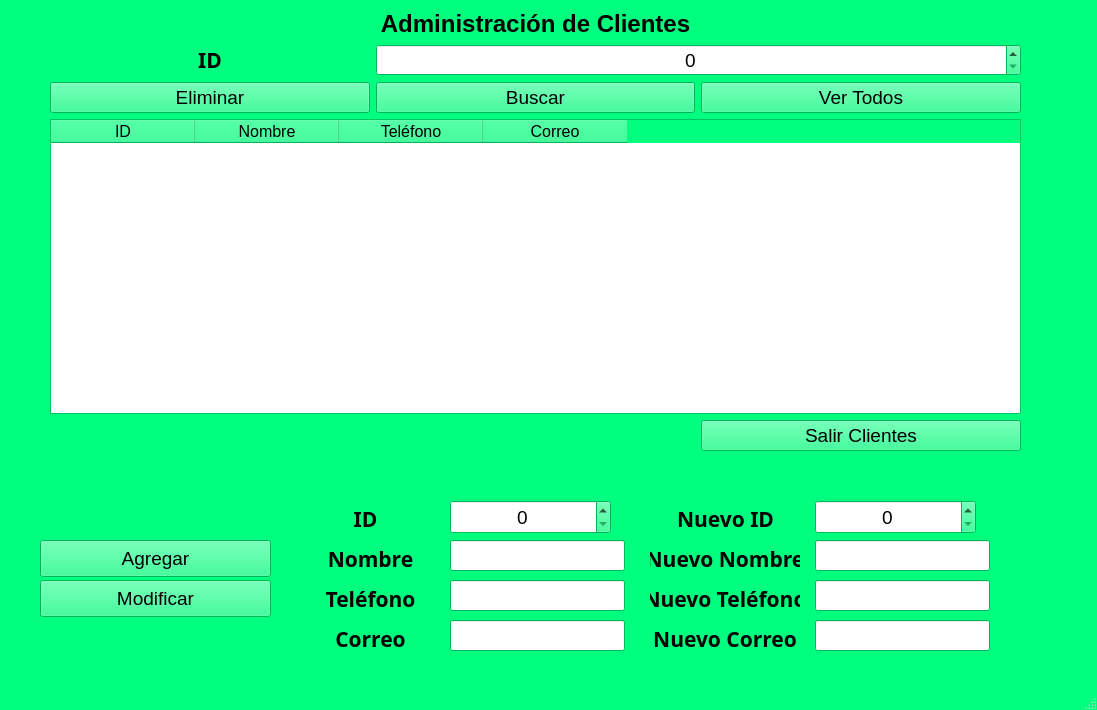
Old version of the form src/GUIS/DClientes.ui in the repository Espiti88/Alimentarte.
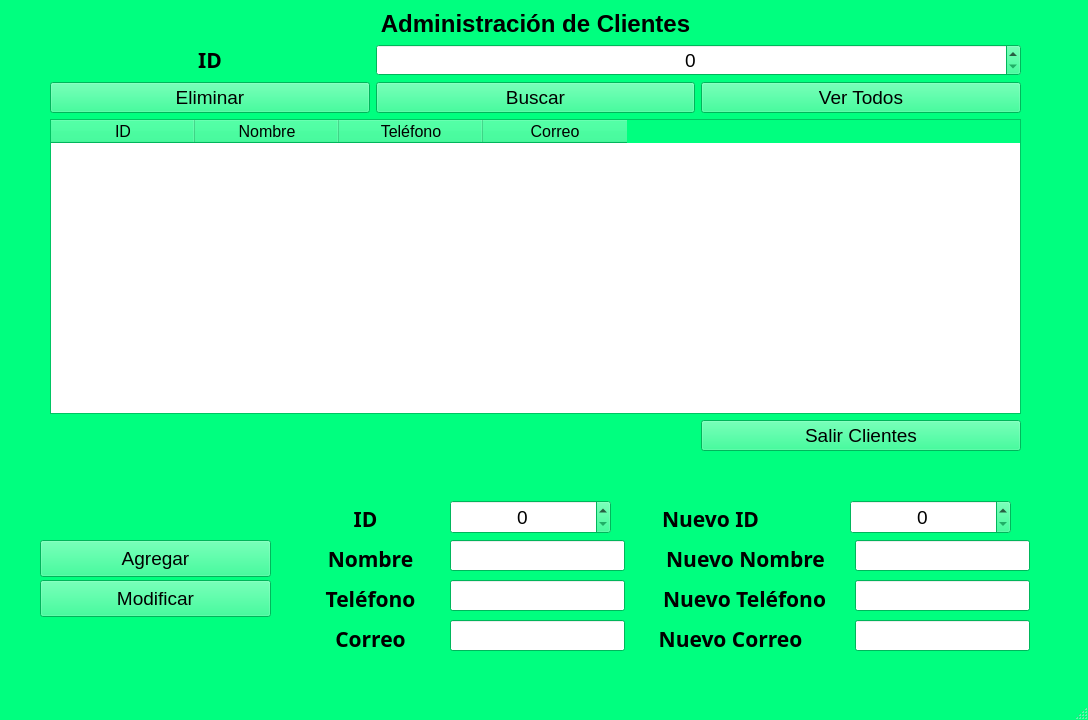
New version of the form.

```diff
--- a/src/GUIS/DClientes.ui
+++ b/src/GUIS/DClientes.ui
@@ -6,8 +6,8 @@
    <rect>
     <x>0</x>
     <y>0</y>
-    <width>1097</width>
-    <height>710</height>
+    <width>1088</width>
+    <height>720</height>
    </rect>
   </property>
   <property name="palette">
@@ -736,7 +736,7 @@
    <widget class="QLabel" name="LNuevoId">
     <property name="geometry">
      <rect>
-      <x>665</x>
+      <x>650</x>
       <y>500</y>
       <width>121</width>
       <height>37</height>
@@ -760,7 +760,7 @@
    <widget class="QSpinBox" name="SBNuevoId">
     <property name="geometry">
      <rect>
-      <x>815</x>
+      <x>850</x>
       <y>500</y>
       <width>161</width>
       <height>34</height>
@@ -775,7 +775,7 @@
      <set>Qt::AlignCenter</set>
     </property>
     <property name="maximum">
-     <number>999999</number>
+     <number>999999999</number>
     </property>
    </widget>
    <widget class="QLineEdit" name="LETelefono">
@@ -861,7 +861,7 @@
      <rect>
       <x>650</x>
       <y>540</y>
-      <width>150</width>
+      <width>191</width>
       <height>37</height>
      </rect>
     </property>
@@ -883,7 +883,7 @@
    <widget class="QLineEdit" name="LENewNombre">
     <property name="geometry">
      <rect>
-      <x>815</x>
+      <x>855</x>
       <y>540</y>
       <width>175</width>
       <height>31</height>
@@ -898,9 +898,9 @@
    <widget class="QLabel" name="LNuevoId_3">
     <property name="geometry">
      <rect>
-      <x>650</x>
+      <x>649</x>
       <y>580</y>
-      <width>150</width>
+      <width>191</width>
       <height>37</height>
      </rect>
     </property>
@@ -922,7 +922,7 @@
    <widget class="QLineEdit" name="LENewTelefono">
     <property name="geometry">
      <rect>
-      <x>815</x>
+      <x>855</x>
       <y>580</y>
       <width>175</width>
       <height>31</height>
@@ -937,7 +937,7 @@
    <widget class="QLineEdit" name="LENewCorreo">
     <property name="geometry">
      <rect>
-      <x>815</x>
+      <x>855</x>
       <y>620</y>
       <width>175</width>
       <height>31</height>
@@ -952,9 +952,9 @@
    <widget class="QLabel" name="LNuevoId_4">
     <property name="geometry">
      <rect>
-      <x>650</x>
+      <x>640</x>
       <y>620</y>
-      <width>150</width>
+      <width>181</width>
       <height>37</height>
      </rect>
     </property>
```
Left out of the diff: 8 changed lines with no effect on the pictures.
